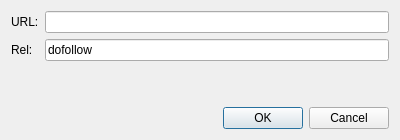
icingerpower/WebsiteEmpire2, file WebsiteEmpireLib/website/shortcodes/dialogs/ShortCodeLinkDialog.ui: the form before one commit.
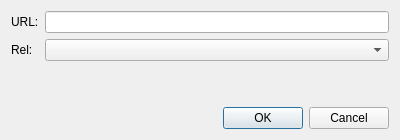
The form after the commit.

What changed in the file:
```diff
--- a/WebsiteEmpireLib/website/shortcodes/dialogs/ShortCodeLinkDialog.ui
+++ b/WebsiteEmpireLib/website/shortcodes/dialogs/ShortCodeLinkDialog.ui
@@ -34,11 +34,7 @@
       </widget>
      </item>
      <item row="1" column="1">
-      <widget class="QLineEdit" name="lineEditRel">
-       <property name="text">
-        <string>dofollow</string>
-       </property>
-      </widget>
+      <widget class="QComboBox" name="comboRel"/>
      </item>
     </layout>
    </item>
```
